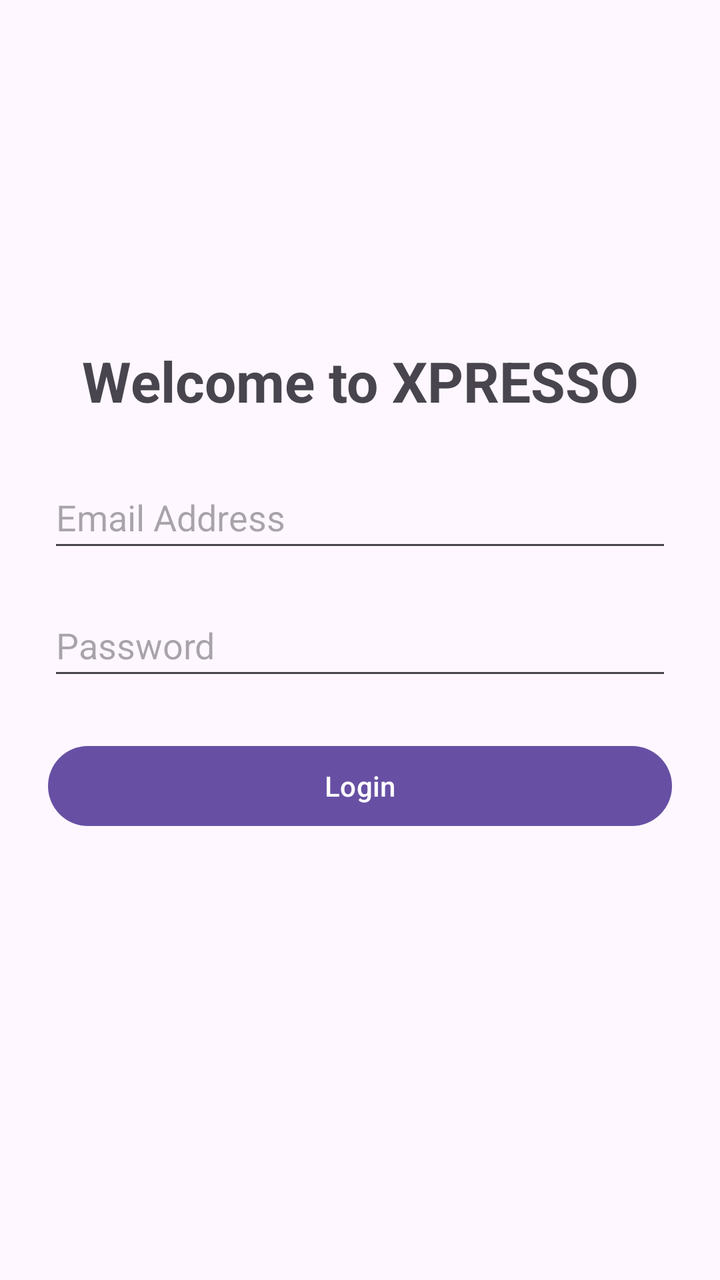
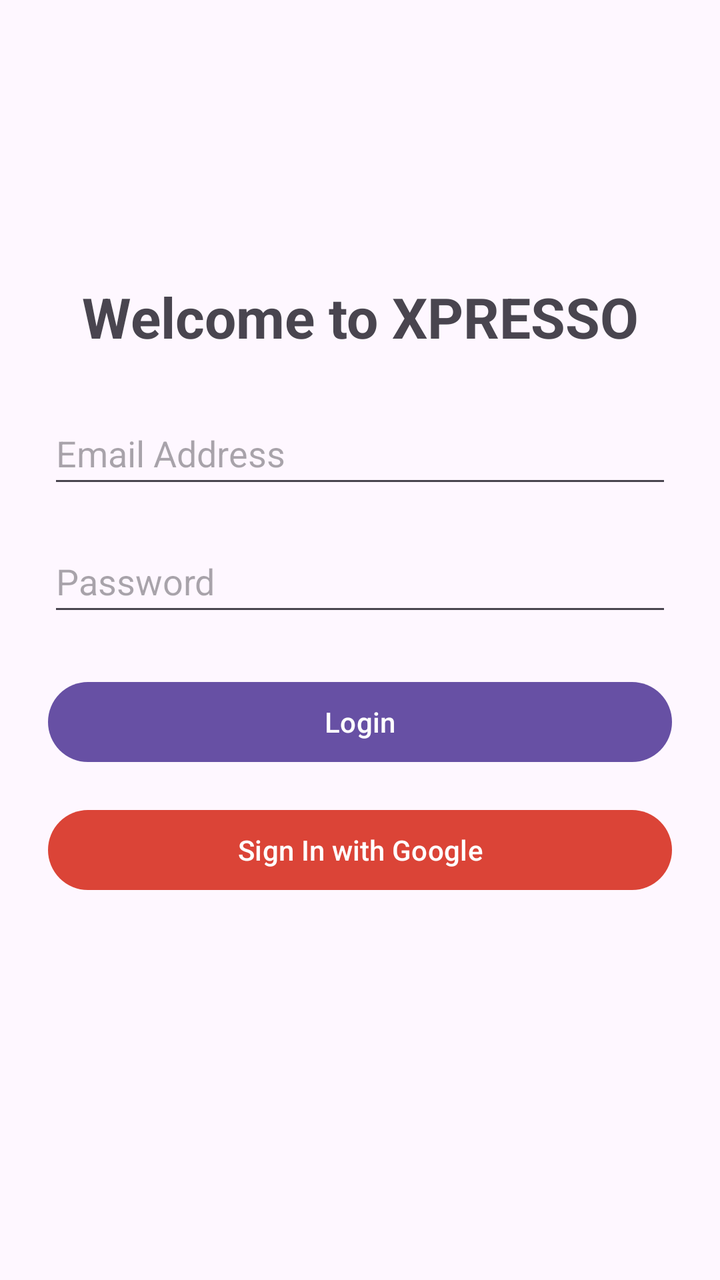

Screens rendered from an Android XML layout before and after an edit, with the pre-edit source and the edit as a unified diff.
<!-- AndroidManifest.xml: application theme Theme.XPRESSOCafe -->
<!-- res/layout/activity_login.xml -->
<?xml version="1.0" encoding="utf-8"?>
<LinearLayout xmlns:android="http://schemas.android.com/apk/res/android"
    android:layout_width="match_parent"
    android:layout_height="match_parent"
    android:orientation="vertical"
    android:padding="24dp"
    android:gravity="center">

    <TextView
        android:layout_width="match_parent"
        android:layout_height="wrap_content"
        android:text="Welcome to XPRESSO"
        android:textSize="28sp"
        android:textStyle="bold"
        android:textAlignment="center"
        android:layout_marginBottom="24dp" />

    <EditText
        android:id="@+id/etLoginEmail"
        android:layout_width="match_parent"
        android:layout_height="wrap_content"
        android:hint="Email Address"
        android:inputType="textEmailAddress"
        android:minHeight="48dp"
        android:layout_marginBottom="16dp" />

    <EditText
        android:id="@+id/etLoginPassword"
        android:layout_width="match_parent"
        android:layout_height="wrap_content"
        android:hint="Password"
        android:inputType="textPassword"
        android:minHeight="48dp"
        android:layout_marginBottom="24dp" />

    <Button
        android:id="@+id/btnLogin"
        android:layout_width="match_parent"
        android:layout_height="wrap_content"
        android:text="Login"
        android:layout_marginBottom="16dp" />

    <ProgressBar
        android:id="@+id/progressBarLogin"
        android:layout_width="wrap_content"
        android:layout_height="wrap_content"
        android:visibility="gone" />

    <TextView
        android:id="@+id/tvLoginStatus"
        android:layout_width="match_parent"
        android:layout_height="wrap_content"
        android:textAlignment="center"
        android:textColor="#D32F2F"
        android:layout_marginTop="16dp" />
</LinearLayout>
<!-- resources referenced by this layout -->
<resources>
  <style name="Theme.XPRESSOCafe" parent="Base.Theme.XPRESSOCafe" />
  <style name="Base.Theme.XPRESSOCafe" parent="Theme.Material3.DayNight.NoActionBar">
          
          
      </style>
</resources>

<!-- the commit's change to res/layout/activity_login.xml (unified diff, before → after) -->
@@ -1,5 +1,6 @@
 <?xml version="1.0" encoding="utf-8"?>
 <LinearLayout xmlns:android="http://schemas.android.com/apk/res/android"
+    xmlns:app="http://schemas.android.com/apk/res-auto"
     android:layout_width="match_parent"
     android:layout_height="match_parent"
     android:orientation="vertical"
@@ -40,6 +41,16 @@
         android:text="Login"
         android:layout_marginBottom="16dp" />
 
+    
+    <Button
+        android:id="@+id/btnGoogleSignIn"
+        android:layout_width="match_parent"
+        android:layout_height="wrap_content"
+        android:text="Sign In with Google"
+        android:layout_marginBottom="16dp"
+        android:textColor="#FFFFFF"
+        app:backgroundTint="#DB4437" />
+
     <ProgressBar
         android:id="@+id/progressBarLogin"
         android:layout_width="wrap_content"
